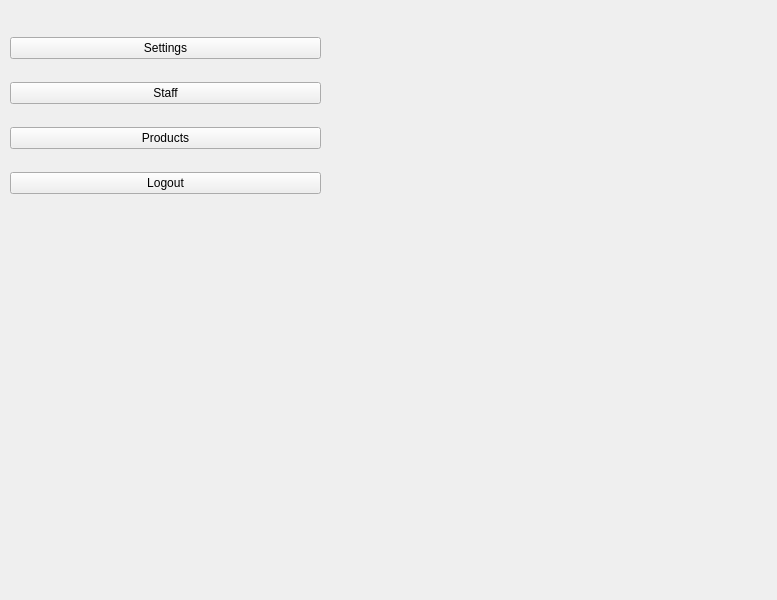
First picture: the form in Window/ui/AdminWindow.ui, repository GitHangar/SelCan_Public, before the edit.
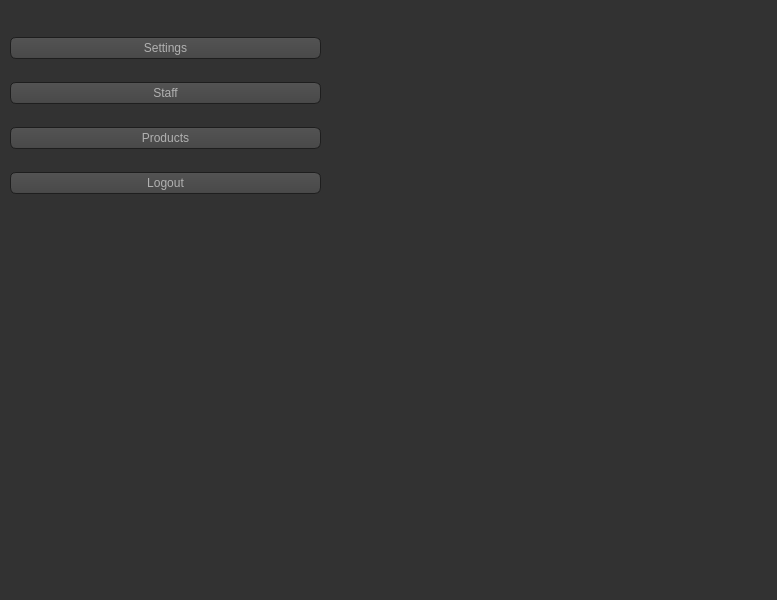
Second picture: the form after the edit. Icons and pictures are not drawn.

The edit to the form file:
```diff
--- a/Window/ui/AdminWindow.ui
+++ b/Window/ui/AdminWindow.ui
@@ -19,6 +19,467 @@
   <property name="windowTitle">
    <string>MainWindow</string>
   </property>
+  <property name="styleSheet">
+   <string notr="true">QToolTip
+{
+     border: 1px solid black;
+     background-color: #ffa02f;
+     padding: 1px;
+     border-radius: 3px;
+     opacity: 100;
+}
+
+QWidget
+{
+    color: #b1b1b1;
+    background-color: #323232;
+}
+
+QWidget:item:hover
+{
+    background-color: QLinearGradient( x1: 0, y1: 0, x2: 0, y2: 1, stop: 0 #ffa02f, stop: 1 #ca0619);
+    color: #000000;
+}
+
+QWidget:item:selected
+{
+    background-color: QLinearGradient( x1: 0, y1: 0, x2: 0, y2: 1, stop: 0 #ffa02f, stop: 1 #d7801a);
+}
+
+QMenuBar::item
+{
+    background: transparent;
+}
+
+QMenuBar::item:selected
+{
+    background: transparent;
+    border: 1px solid #ffaa00;
+}
+
+QMenuBar::item:pressed
+{
+    background: #444;
+    border: 1px solid #000;
+    background-color: QLinearGradient(
+        x1:0, y1:0,
+        x2:0, y2:1,
+        stop:1 #212121,
+        stop:0.4 #343434/*,
+        stop:0.2 #343434,
+        stop:0.1 #ffaa00*/
+    );
+    margin-bottom:-1px;
+    padding-bottom:1px;
+}
+
+QMenu
+{
+    border: 1px solid #000;
+}
+
+QMenu::item
+{
+    padding: 2px 20px 2px 20px;
+}
+
+QMenu::item:selected
+{
+    color: #000000;
+}
+
+QWidget:disabled
+{
+    color: #404040;
+    background-color: #323232;
+}
+
+QAbstractItemView
+{
+    background-color: QLinearGradient( x1: 0, y1: 0, x2: 0, y2: 1, stop: 0 #4d4d4d, stop: 0.1 #646464, stop: 1 #5d5d5d);
+}
+
+QWidget:focus
+{
+    /*border: 2px solid QLinearGradient( x1: 0, y1: 0, x2: 0, y2: 1, stop: 0 #ffa02f, stop: 1 #d7801a);*/
+}
+
+QLineEdit
+{
+    background-color: QLinearGradient( x1: 0, y1: 0, x2: 0, y2: 1, stop: 0 #4d4d4d, stop: 0 #646464, stop: 1 #5d5d5d);
+    padding: 1px;
+    border-style: solid;
+    border: 1px solid #1e1e1e;
+    border-radius: 5;
+}
+
+QPushButton
+{
+    color: #b1b1b1;
+    background-color: QLinearGradient( x1: 0, y1: 0, x2: 0, y2: 1, stop: 0 #565656, stop: 0.1 #525252, stop: 0.5 #4e4e4e, stop: 0.9 #4a4a4a, stop: 1 #464646);
+    border-width: 1px;
+    border-color: #1e1e1e;
+    border-style: solid;
+    border-radius: 6;
+    padding: 3px;
+    font-size: 12px;
+    padding-left: 5px;
+    padding-right: 5px;
+}
+
+QPushButton:pressed
+{
+    background-color: QLinearGradient( x1: 0, y1: 0, x2: 0, y2: 1, stop: 0 #2d2d2d, stop: 0.1 #2b2b2b, stop: 0.5 #292929, stop: 0.9 #282828, stop: 1 #252525);
+}
+
+QComboBox
+{
+    selection-background-color: #ffaa00;
+    background-color: QLinearGradient( x1: 0, y1: 0, x2: 0, y2: 1, stop: 0 #565656, stop: 0.1 #525252, stop: 0.5 #4e4e4e, stop: 0.9 #4a4a4a, stop: 1 #464646);
+    border-style: solid;
+    border: 1px solid #1e1e1e;
+    border-radius: 5;
+}
+
+QComboBox:hover,QPushButton:hover
+{
+    border: 2px solid QLinearGradient( x1: 0, y1: 0, x2: 0, y2: 1, stop: 0 #ffa02f, stop: 1 #d7801a);
+}
+
+
+QComboBox:on
+{
+    padding-top: 3px;
+    padding-left: 4px;
+    background-color: QLinearGradient( x1: 0, y1: 0, x2: 0, y2: 1, stop: 0 #2d2d2d, stop: 0.1 #2b2b2b, stop: 0.5 #292929, stop: 0.9 #282828, stop: 1 #252525);
+    selection-background-color: #ffaa00;
+}
+
+QComboBox QAbstractItemView
+{
+    border: 2px solid darkgray;
+    selection-background-color: QLinearGradient( x1: 0, y1: 0, x2: 0, y2: 1, stop: 0 #ffa02f, stop: 1 #d7801a);
+}
+
+QComboBox::drop-down
+{
+     subcontrol-origin: padding;
+     subcontrol-position: top right;
+     width: 15px;
+
+     border-left-width: 0px;
+     border-left-color: darkgray;
+     border-left-style: solid; /* just a single line */
+     border-top-right-radius: 3px; /* same radius as the QComboBox */
+     border-bottom-right-radius: 3px;
+ }
+
+QComboBox::down-arrow
+{
+     image: url(:/down_arrow.png);
+}
+
+QGroupBox:focus
+{
+border: 2px solid QLinearGradient( x1: 0, y1: 0, x2: 0, y2: 1, stop: 0 #ffa02f, stop: 1 #d7801a);
+}
+
+QTextEdit:focus
+{
+    border: 2px solid QLinearGradient( x1: 0, y1: 0, x2: 0, y2: 1, stop: 0 #ffa02f, stop: 1 #d7801a);
+}
+
+QScrollBar:horizontal {
+     border: 1px solid #222222;
+     background: QLinearGradient( x1: 0, y1: 0, x2: 0, y2: 1, stop: 0.0 #121212, stop: 0.2 #282828, stop: 1 #484848);
+     height: 7px;
+     margin: 0px 16px 0 16px;
+}
+
+QScrollBar::handle:horizontal
+{
+      background: QLinearGradient( x1: 0, y1: 0, x2: 1, y2: 0, stop: 0 #ffa02f, stop: 0.5 #d7801a, stop: 1 #ffa02f);
+      min-height: 20px;
+      border-radius: 2px;
+}
+
+QScrollBar::add-line:horizontal {
+      border: 1px solid #1b1b19;
+      border-radius: 2px;
+      background: QLinearGradient( x1: 0, y1: 0, x2: 1, y2: 0, stop: 0 #ffa02f, stop: 1 #d7801a);
+      width: 14px;
+      subcontrol-position: right;
+      subcontrol-origin: margin;
+}
+
+QScrollBar::sub-line:horizontal {
+      border: 1px solid #1b1b19;
+      border-radius: 2px;
+      background: QLinearGradient( x1: 0, y1: 0, x2: 1, y2: 0, stop: 0 #ffa02f, stop: 1 #d7801a);
+      width: 14px;
+     subcontrol-position: left;
+     subcontrol-origin: margin;
+}
+
+QScrollBar::right-arrow:horizontal, QScrollBar::left-arrow:horizontal
+{
+      border: 1px solid black;
+      width: 1px;
+      height: 1px;
+      background: white;
+}
+
+QScrollBar::add-page:horizontal, QScrollBar::sub-page:horizontal
+{
+      background: none;
+}
+
+QScrollBar:vertical
+{
+      background: QLinearGradient( x1: 0, y1: 0, x2: 1, y2: 0, stop: 0.0 #121212, stop: 0.2 #282828, stop: 1 #484848);
+      width: 7px;
+      margin: 16px 0 16px 0;
+      border: 1px solid #222222;
+}
+
+QScrollBar::handle:vertical
+{
+      background: QLinearGradient( x1: 0, y1: 0, x2: 0, y2: 1, stop: 0 #ffa02f, stop: 0.5 #d7801a, stop: 1 #ffa02f);
+      min-height: 20px;
+      border-radius: 2px;
+}
+
+QScrollBar::add-line:vertical
+{
+      border: 1px solid #1b1b19;
+      border-radius: 2px;
+      background: QLinearGradient( x1: 0, y1: 0, x2: 0, y2: 1, stop: 0 #ffa02f, stop: 1 #d7801a);
+      height: 14px;
+      subcontrol-position: bottom;
+      subcontrol-origin: margin;
+}
+
+QScrollBar::sub-line:vertical
+{
+      border: 1px solid #1b1b19;
+      border-radius: 2px;
+      background: QLinearGradient( x1: 0, y1: 0, x2: 0, y2: 1, stop: 0 #d7801a, stop: 1 #ffa02f);
+      height: 14px;
+      subcontrol-position: top;
+      subcontrol-origin: margin;
+}
+
+QScrollBar::up-arrow:vertical, QScrollBar::down-arrow:vertical
+{
+      border: 1px solid black;
+      width: 1px;
+      height: 1px;
+      background: white;
+}
+
+
+QScrollBar::add-page:vertical, QScrollBar::sub-page:vertical
+{
+      background: none;
+}
+
+QTextEdit
+{
+    background-color: #242424;
+}
+
+QPlainTextEdit
+{
+    background-color: #242424;
+}
+
+QHeaderView::section
+{
+    background-color: QLinearGradient(x1:0, y1:0, x2:0, y2:1, stop:0 #616161, stop: 0.5 #505050, stop: 0.6 #434343, stop:1 #656565);
+    color: white;
+    padding-left: 4px;
+    border: 1px solid #6c6c6c;
+}
+
+QCheckBox:disabled
+{
+color: #414141;
+}
+
+QDockWidget::title
+{
+    text-align: center;
+    spacing: 3px; /* spacing between items in the tool bar */
+    background-color: QLinearGradient(x1:0, y1:0, x2:0, y2:1, stop:0 #323232, stop: 0.5 #242424, stop:1 #323232);
+}
+
+QDockWidget::close-button, QDockWidget::float-button
+{
+    text-align: center;
+    spacing: 1px; /* spacing between items in the tool bar */
+    background-color: QLinearGradient(x1:0, y1:0, x2:0, y2:1, stop:0 #323232, stop: 0.5 #242424, stop:1 #323232);
+}
+
+QDockWidget::close-button:hover, QDockWidget::float-button:hover
+{
+    background: #242424;
+}
+
+QDockWidget::close-button:pressed, QDockWidget::float-button:pressed
+{
+    padding: 1px -1px -1px 1px;
+}
+
+QMainWindow::separator
+{
+    background-color: QLinearGradient(x1:0, y1:0, x2:0, y2:1, stop:0 #161616, stop: 0.5 #151515, stop: 0.6 #212121, stop:1 #343434);
+    color: white;
+    padding-left: 4px;
+    border: 1px solid #4c4c4c;
+    spacing: 3px; /* spacing between items in the tool bar */
+}
+
+QMainWindow::separator:hover
+{
+
+    background-color: QLinearGradient(x1:0, y1:0, x2:0, y2:1, stop:0 #d7801a, stop:0.5 #b56c17 stop:1 #ffa02f);
+    color: white;
+    padding-left: 4px;
+    border: 1px solid #6c6c6c;
+    spacing: 3px; /* spacing between items in the tool bar */
+}
+
+QToolBar::handle
+{
+     spacing: 3px; /* spacing between items in the tool bar */
+     background: url(:/images/handle.png);
+}
+
+QMenu::separator
+{
+    height: 2px;
+    background-color: QLinearGradient(x1:0, y1:0, x2:0, y2:1, stop:0 #161616, stop: 0.5 #151515, stop: 0.6 #212121, stop:1 #343434);
+    color: white;
+    padding-left: 4px;
+    margin-left: 10px;
+    margin-right: 5px;
+}
+
+QProgressBar
+{
+    border: 2px solid grey;
+    border-radius: 5px;
+    text-align: center;
+}
+
+QProgressBar::chunk
+{
+    background-color: #d7801a;
+    width: 2.15px;
+    margin: 0.5px;
+}
+
+QTabBar::tab {
+    color: #b1b1b1;
+    border: 1px solid #444;
+    border-bottom-style: none;
+    background-color: #323232;
+    padding-left: 10px;
+    padding-right: 10px;
+    padding-top: 3px;
+    padding-bottom: 2px;
+    margin-right: -1px;
+}
+
+QTabWidget::pane {
+    border: 1px solid #444;
+    top: 1px;
+}
+
+QTabBar::tab:last
+{
+    margin-right: 0; /* the last selected tab has nothing to overlap with on the right */
+    border-top-right-radius: 3px;
+}
+
+QTabBar::tab:first:!selected
+{
+ margin-left: 0px; /* the last selected tab has nothing to overlap with on the right */
+
+
+    border-top-left-radius: 3px;
+}
+
+QTabBar::tab:!selected
+{
+    color: #b1b1b1;
+    border-bottom-style: solid;
+    margin-top: 3px;
+    background-color: QLinearGradient(x1:0, y1:0, x2:0, y2:1, stop:1 #212121, stop:.4 #343434);
+}
+
+QTabBar::tab:selected
+{
+    border-top-left-radius: 3px;
+    border-top-right-radius: 3px;
+    margin-bottom: 0px;
+}
+
+QTabBar::tab:!selected:hover
+{
+    /*border-top: 2px solid #ffaa00;
+    padding-bottom: 3px;*/
+    border-top-left-radius: 3px;
+    border-top-right-radius: 3px;
+    background-color: QLinearGradient(x1:0, y1:0, x2:0, y2:1, stop:1 #212121, stop:0.4 #343434, stop:0.2 #343434, stop:0.1 #ffaa00);
+}
+
+QRadioButton::indicator:checked, QRadioButton::indicator:unchecked{
+    color: #b1b1b1;
+    background-color: #323232;
+    border: 1px solid #b1b1b1;
+    border-radius: 6px;
+}
+
+QRadioButton::indicator:checked
+{
+    background-color: qradialgradient(
+        cx: 0.5, cy: 0.5,
+        fx: 0.5, fy: 0.5,
+        radius: 1.0,
+        stop: 0.25 #ffaa00,
+        stop: 0.3 #323232
+    );
+}
+
+QCheckBox::indicator{
+    color: #b1b1b1;
+    background-color: #323232;
+    border: 1px solid #b1b1b1;
+    width: 9px;
+    height: 9px;
+}
+
+QRadioButton::indicator
+{
+    border-radius: 6px;
+}
+
+QRadioButton::indicator:hover, QCheckBox::indicator:hover
+{
+    border: 1px solid #ffaa00;
+}
+
+QCheckBox::indicator:checked
+{
+    image:url(:/images/checkbox.png);
+}
+
+QCheckBox::indicator:disabled, QRadioButton::indicator:disabled
+{
+    border: 1px solid #444;
+}</string>
+  </property>
   <widget class="QWidget" name="centralwidget">
    <widget class="QWidget" name="formLayoutWidget">
     <property name="geometry">
```
